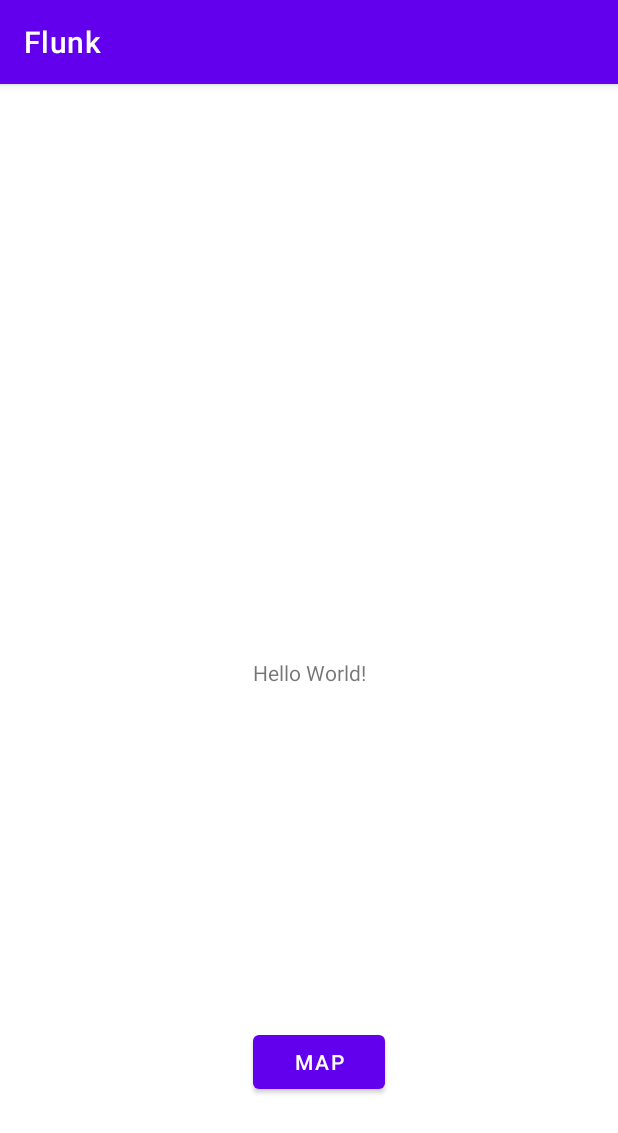
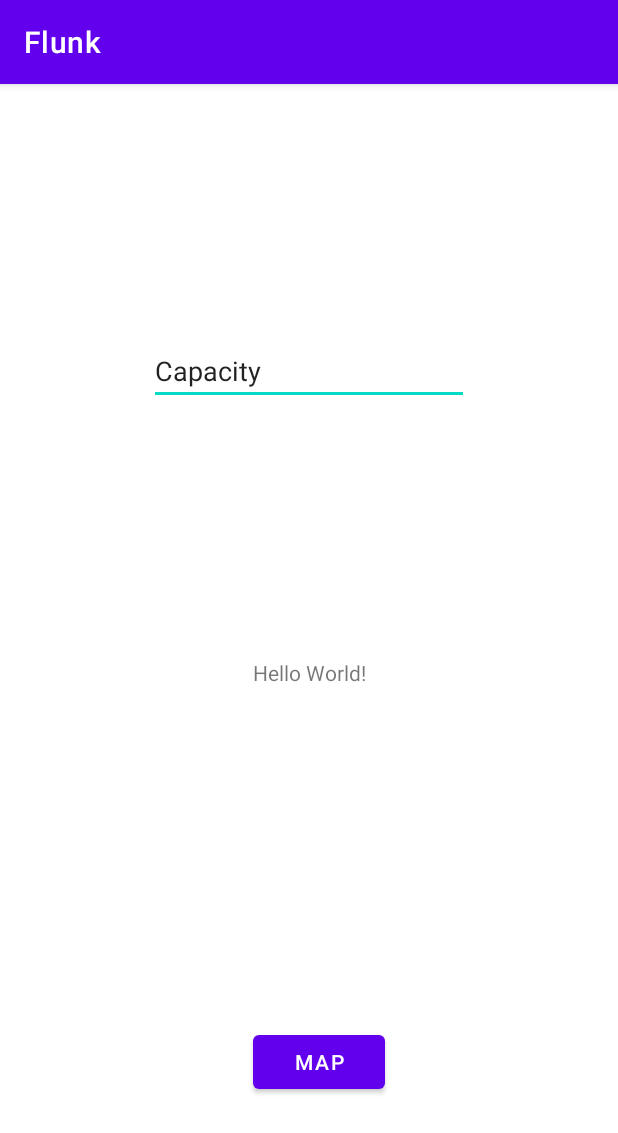
Before and after one commit to baninho/Flunk, an Android app: the screen it shows after launch (MainActivity), on a phone screen of 412 x 824 dp. Shown: the top 1133 px of the screen. Run offline under Robolectric (Android 15) with nearby library versions, the phone set to English and light mode, and no system bars; our stand-ins replace Firebase (no records; nobody signed in at launch, a user with empty details on screens opened directly).

Commit message:
Add MainViewModel and Court data class and database connection

```diff
--- a/app/build.gradle
+++ b/app/build.gradle
@@ -15,6 +15,7 @@ android {
         targetSdkVersion 30
         versionCode 1
         versionName "1.0"
+        multiDexEnabled true
 
         testInstrumentationRunner "androidx.test.runner.AndroidJUnitRunner"
     }
@@ -45,6 +46,8 @@ dependencies {
     implementation 'com.google.android.gms:play-services-maps:17.0.0'
     implementation 'androidx.legacy:legacy-support-v4:1.0.0'
     implementation 'androidx.fragment:fragment-ktx:1.3.0'
+    implementation 'com.google.firebase:firebase-firestore-ktx:21.4.3'
+    implementation 'com.android.support:multidex:1.0.3'
     testImplementation 'junit:junit:4.13.1'
     androidTestImplementation 'androidx.test.ext:junit:1.1.2'
     androidTestImplementation 'androidx.test.espresso:espresso-core:3.3.0'
--- a/app/src/debug/res/values/google_maps_api.xml
+++ b/app/src/debug/res/values/google_maps_api.xml
@@ -20,5 +20,5 @@
     Once you have your key (it starts with "AIza"), replace the "google_maps_key"
     string in this file.
     -->
-    <string name="google_maps_key" templateMergeStrategy="preserve" translatable="false">AIzaSyBytUHDBkWw3ukVIP58K1-Pk3EE6x5ikpk</string>
+    <string name="google_maps_key" templateMergeStrategy="preserve" translatable="false">AIzaSyBrb7DsfEgxiVmeBypcXIALbwJhwenLACM</string>
 </resources>
--- a/app/src/main/AndroidManifest.xml
+++ b/app/src/main/AndroidManifest.xml
@@ -30,9 +30,9 @@
             android:value="@string/google_maps_key" />
 
         <activity
-            android:name=".MapsActivity"
+            android:name=".ui.MapsActivity"
             android:label="@string/title_activity_maps"></activity>
-        <activity android:name=".MainActivity">
+        <activity android:name=".ui.MainActivity">
             <intent-filter>
                 <action android:name="android.intent.action.MAIN" />
 
--- a/app/src/main/java/dev/baninho/flunk/MainActivity.kt
+++ /dev/null
@@ -1,36 +0,0 @@
-package dev.baninho.flunk
-
-import android.content.Context
-import android.content.Intent
-import androidx.appcompat.app.AppCompatActivity
-import android.os.Bundle
-import android.widget.Button
-import androidx.fragment.app.Fragment
-import java.security.AccessController.getContext
-
-class MainActivity : AppCompatActivity() {
-
-    private lateinit var mainFragment: MainFragment
-    private lateinit var activeFragment: Fragment
-    private lateinit var map_button: Button
-
-    override fun onCreate(savedInstanceState: Bundle?) {
-        super.onCreate(savedInstanceState)
-        setContentView(R.layout.activity_main)
-
-        mainFragment = MainFragment.newInstance()
-/*
-        if (savedInstanceState == null) {
-            supportFragmentManager.beginTransaction()
-                    .replace(R.id.container, mainFragment)
-                    .commitNow()
-            activeFragment = mainFragment
-        }
- */
-        map_button = findViewById(R.id.map_button)
-        map_button.setOnClickListener {
-            val intent = Intent(this, MapsActivity::class.java)
-            startActivity(intent)
-        }
-    }
-}
--- a/app/src/main/java/dev/baninho/flunk/MainFragment.kt
+++ /dev/null
@@ -1,57 +0,0 @@
-package dev.baninho.flunk
-
-import android.os.Bundle
-import androidx.fragment.app.Fragment
-import android.view.LayoutInflater
-import android.view.View
-import android.view.ViewGroup
-
-// TODO: Rename parameter arguments, choose names that match
-// the fragment initialization parameters, e.g. ARG_ITEM_NUMBER
-//private const val ARG_PARAM1 = "param1"
-//private const val ARG_PARAM2 = "param2"
-
-/**
- * A simple [Fragment] subclass.
- * Use the [MainFragment.newInstance] factory method to
- * create an instance of this fragment.
- */
-class MainFragment : Fragment() {
-    // TODO: Rename and change types of parameters
-    /*
-    private var param1: String? = null
-    private var param2: String? = null
-
-    override fun onCreate(savedInstanceState: Bundle?) {
-        super.onCreate(savedInstanceState)
-        arguments?.let {
-            param1 = it.getString(ARG_PARAM1)
-            param2 = it.getString(ARG_PARAM2)
-        }
-    }
-
-     */
-
-    override fun onCreateView(
-        inflater: LayoutInflater, container: ViewGroup?,
-        savedInstanceState: Bundle?
-    ): View? {
-        // Inflate the layout for this fragment
-        return inflater.inflate(R.layout.fragment_main, container, false)
-    }
-
-    companion object {
-        /**
-         * Use this factory method to create a new instance of
-         * this fragment using the provided parameters.
-         *
-         * @param param1 Parameter 1.
-         * @param param2 Parameter 2.
-         * @return A new instance of fragment MainFragment.
-         */
-        // TODO: Rename and change types and number of parameters
-        @JvmStatic
-        fun newInstance() =
-            MainFragment()
-    }
-}
--- /dev/null
+++ b/app/src/main/java/dev/baninho/flunk/ui/MainActivity.kt
@@ -0,0 +1,47 @@
+package dev.baninho.flunk.ui
+
+import android.content.Intent
+import androidx.appcompat.app.AppCompatActivity
+import android.os.Bundle
+import android.widget.Button
+import android.widget.TextView
+import dev.baninho.flunk.R
+import dev.baninho.flunk.dto.Court
+
+class MainActivity : AppCompatActivity() {
+
+    private val playercount: Int = 0
+    private val userId: String = ""
+
+    private var mainViewModel: MainViewModel = MainViewModel()
+
+    private lateinit var mapButton: Button
+    private lateinit var lblLatitudeValue: TextView
+    private lateinit var lblLongitudeValue: TextView
+    private lateinit var lblCapacity: TextView
+
+    override fun onCreate(savedInstanceState: Bundle?) {
+        super.onCreate(savedInstanceState)
+        setContentView(R.layout.activity_main)
+
+        mapButton = findViewById(R.id.mapButton)
+        lblCapacity = findViewById(R.id.courtCapacity)
+
+        mapButton.setOnClickListener {
+            val intent = Intent(this, MapsActivity::class.java)
+            startActivity(intent)
+        }
+    }
+
+    private fun saveCourt() {
+        var court = Court().apply {
+            owner = userId
+            latitude = lblLatitudeValue.text.toString()
+            longitude = lblLongitudeValue.text.toString()
+            active = true
+            players = playercount
+            capacity = lblCapacity.text.toString().toInt()
+        }
+        mainViewModel.save(court)
+    }
+}
--- /dev/null
+++ b/app/src/main/java/dev/baninho/flunk/ui/MainViewModel.kt
@@ -0,0 +1,23 @@
+package dev.baninho.flunk.ui
+
+import android.util.Log
+import androidx.lifecycle.ViewModel
+import com.google.firebase.firestore.FirebaseFirestore
+import com.google.firebase.firestore.FirebaseFirestoreSettings
+import dev.baninho.flunk.dto.Court
+
+class MainViewModel: ViewModel() {
+    fun save(court: Court) {
+        firestore.collection("courts")
+            .document()
+            .set(court)
+            .addOnSuccessListener { Log.d("Firebase", "document saved") }
+            .addOnFailureListener { Log.d("Firebase", "save failed") }
+    }
+
+    private var firestore: FirebaseFirestore = FirebaseFirestore.getInstance()
+
+    init {
+        firestore.firestoreSettings = FirebaseFirestoreSettings.Builder().build()
+    }
+}
--- a/app/src/main/java/dev/baninho/flunk/MapsActivity.kt
+++ b/app/src/main/java/dev/baninho/flunk/ui/MapsActivity.kt
@@ -1,4 +1,4 @@
-package dev.baninho.flunk
+package dev.baninho.flunk.ui
 
 import androidx.appcompat.app.AppCompatActivity
 import android.os.Bundle
@@ -9,6 +9,7 @@ import com.google.android.gms.maps.OnMapReadyCallback
 import com.google.android.gms.maps.SupportMapFragment
 import com.google.android.gms.maps.model.LatLng
 import com.google.android.gms.maps.model.MarkerOptions
+import dev.baninho.flunk.R
 
 class MapsActivity : AppCompatActivity(), OnMapReadyCallback {
 
--- a/app/src/main/res/layout/activity_main.xml
+++ b/app/src/main/res/layout/activity_main.xml
@@ -4,10 +4,10 @@
     xmlns:tools="http://schemas.android.com/tools"
     android:layout_width="match_parent"
     android:layout_height="match_parent"
-    tools:context=".MainActivity">
+    tools:context=".ui.MainActivity">
 
     <Button
-        android:id="@+id/map_button"
+        android:id="@+id/mapButton"
         android:layout_width="wrap_content"
         android:layout_height="wrap_content"
         android:text="@string/map_button_text"
@@ -30,4 +30,17 @@
         app:layout_constraintRight_toRightOf="parent"
         app:layout_constraintTop_toTopOf="parent" />
 
+    <EditText
+        android:id="@+id/courtCapacity"
+        android:layout_width="wrap_content"
+        android:layout_height="wrap_content"
+        android:ems="10"
+        android:inputType="textPersonName"
+        android:text="@string/capacityText"
+        app:layout_constraintBottom_toTopOf="@+id/textView"
+        app:layout_constraintEnd_toEndOf="parent"
+        app:layout_constraintStart_toStartOf="parent"
+        app:layout_constraintTop_toTopOf="parent"
+        android:importantForAutofill="no" />
+
 </androidx.constraintlayout.widget.ConstraintLayout>
--- a/app/src/main/res/layout/activity_maps.xml
+++ b/app/src/main/res/layout/activity_maps.xml
@@ -6,4 +6,4 @@
     android:name="com.google.android.gms.maps.SupportMapFragment"
     android:layout_width="match_parent"
     android:layout_height="match_parent"
-    tools:context=".MapsActivity" />
+    tools:context=".ui.MapsActivity" />
--- a/app/src/main/res/values/strings.xml
+++ b/app/src/main/res/values/strings.xml
@@ -4,4 +4,5 @@
     <string name="map_button_text">Map</string>
     <!-- TODO: Remove or change this placeholder text -->
     <string name="hello_blank_fragment">Hello blank fragment</string>
+    <string name="capacityText">Capacity</string>
 </resources>
```
Also changed, not shown: app/src/main/java/dev/baninho/flunk/dto/Court.kt (added, +11 -0 lines), app/src/main/res/layout/fragment_main.xml (deleted, +0 -16 lines).
